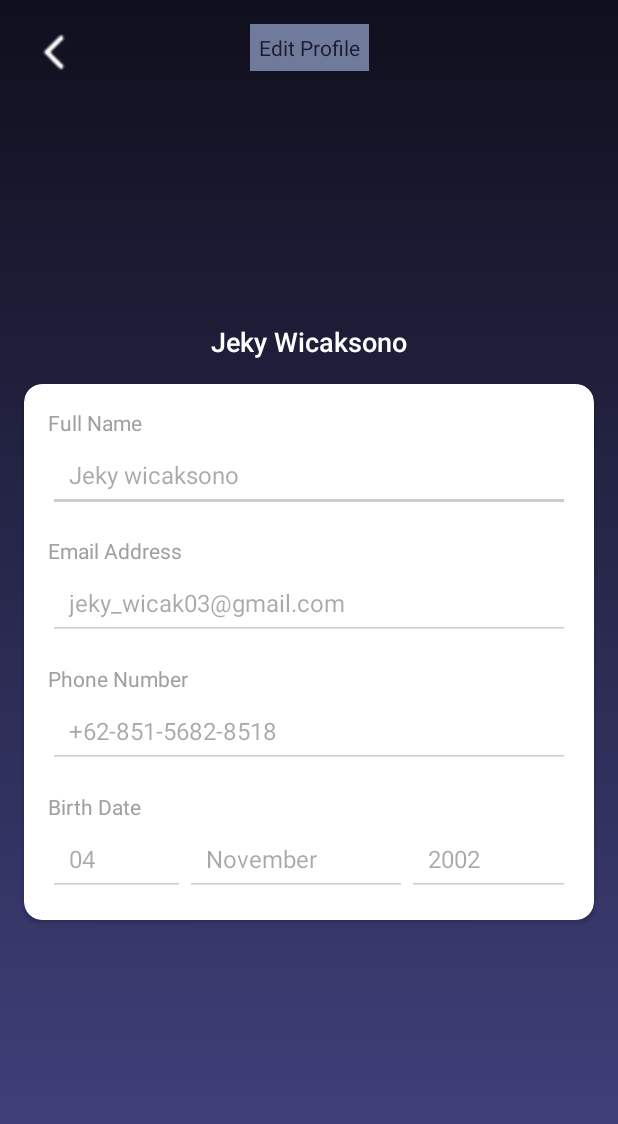
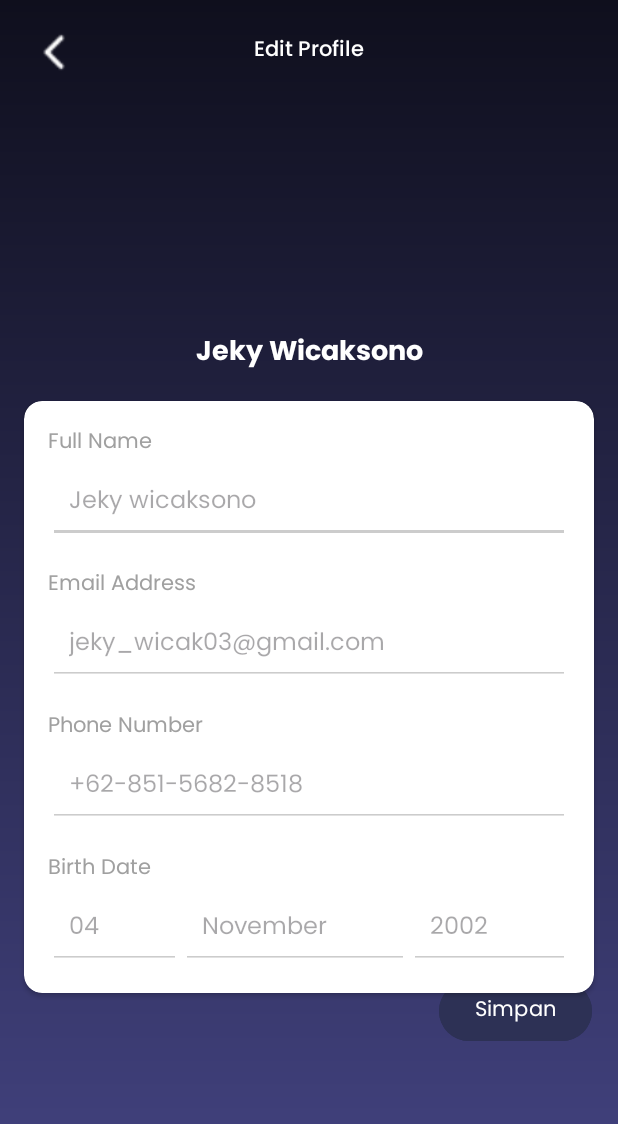
Before and after one commit to erianaerwt/vibeTune, an Android app: the layout edit_profile.xml on its own in the app's theme, with its tools: preview values and no code run, on a phone screen of 412 x 824 dp. Shown: the top 1124 px of the screen. Run offline under Robolectric (Android 15) with nearby library versions, the phone set to English and light mode, and no system bars.

Commit message:
edit profile

```diff
--- a/app/src/main/res/layout/edit_profile.xml
+++ b/app/src/main/res/layout/edit_profile.xml
@@ -23,10 +23,10 @@
         android:id="@+id/btn_edit_profile"
         android:layout_width="wrap_content"
         android:layout_height="wrap_content"
-        android:background="#D9818EB2"
         android:padding="6dp"
         android:text="Edit Profile"
-        android:textColor="#1C1B2F"
+        android:textColor="#FFFFFF"
+        android:fontFamily="@font/poppins_medium"
         app:layout_constraintTop_toTopOf="parent"
         app:layout_constraintEnd_toEndOf="parent"
         app:layout_constraintStart_toStartOf="parent"
@@ -54,7 +54,7 @@
         android:text="Jeky Wicaksono"
         android:textColor="#FFFFFF"
         android:textSize="18sp"
-        android:fontFamily="sans-serif-medium"
+        android:fontFamily="@font/poppins_bold"
         app:layout_constraintTop_toBottomOf="@id/profile_image"
         app:layout_constraintStart_toStartOf="parent"
         app:layout_constraintEnd_toEndOf="parent" />
@@ -82,7 +82,8 @@
                 android:layout_height="wrap_content"
                 android:text="Full Name"
                 android:textColor="#A0A0A0"
-                android:textSize="14sp" />
+                android:textSize="14sp"
+                android:fontFamily="@font/poppins_regular"/>
 
             <EditText
                 android:id="@+id/et_full_name"
@@ -92,8 +93,9 @@
                 android:padding="14dp"
                 android:hint="Jeky wicaksono"
                 android:inputType="textPersonName"
-                android:textColor="#FFFFFF"
-                android:textSize="16sp" />
+                android:textColor="@color/black"
+                android:textSize="16sp"
+                android:fontFamily="@font/poppins_regular"/>
 
             <!-- Email Address -->
             <TextView
@@ -102,7 +104,8 @@
                 android:layout_marginTop="16dp"
                 android:text="Email Address"
                 android:textColor="#A0A0A0"
-                android:textSize="14sp" />
+                android:textSize="14sp"
+                android:fontFamily="@font/poppins_regular"/>
 
             <EditText
                 android:id="@+id/et_email"
@@ -112,8 +115,9 @@
                 android:backgroundTint="#CCCCCC"
                 android:hint="jeky_wicak03@gmail.com"
                 android:inputType="textEmailAddress"
-                android:textColor="#FFFFFF"
-                android:textSize="16sp" />
+                android:textColor="@color/black"
+                android:textSize="16sp"
+                android:fontFamily="@font/poppins_regular"/>
 
             <!-- Phone Number -->
             <TextView
@@ -122,7 +126,8 @@
                 android:layout_marginTop="16dp"
                 android:text="Phone Number"
                 android:textColor="#A0A0A0"
-                android:textSize="14sp" />
+                android:textSize="14sp"
+                android:fontFamily="@font/poppins_regular"/>
 
             <EditText
                 android:id="@+id/et_phone"
@@ -132,8 +137,9 @@
                 android:backgroundTint="#CCCCCC"
                 android:hint="+62-851-5682-8518"
                 android:inputType="phone"
-                android:textColor="#FFFFFF"
-                android:textSize="16sp" />
+                android:textColor="@color/black"
+                android:textSize="16sp"
+                android:fontFamily="@font/poppins_regular"/>
 
             <!-- Birth Date -->
             <TextView
@@ -142,7 +148,8 @@
                 android:layout_marginTop="16dp"
                 android:text="Birth Date"
                 android:textColor="#A0A0A0"
-                android:textSize="14sp" />
+                android:textSize="14sp"
+                android:fontFamily="@font/poppins_regular"/>
 
             <LinearLayout
                 android:layout_width="match_parent"
@@ -158,8 +165,9 @@
                     android:backgroundTint="#CCCCCC"
                     android:hint="04"
                     android:inputType="number"
-                    android:textColor="#FFFFFF"
-                    android:textSize="16sp" />
+                    android:textColor="@color/black"
+                    android:textSize="16sp"
+                    android:fontFamily="@font/poppins_regular"/>
 
                 <EditText
                     android:id="@+id/et_birth_month"
@@ -170,8 +178,9 @@
                     android:backgroundTint="#CCCCCC"
                     android:hint="November"
                     android:inputType="text"
-                    android:textColor="#FFFFFF"
-                    android:textSize="16sp" />
+                    android:textColor="@color/black"
+                    android:textSize="16sp"
+                    android:fontFamily="@font/poppins_regular"/>
 
                 <EditText
                     android:id="@+id/et_birth_year"
@@ -182,8 +191,9 @@
                     android:backgroundTint="#CCCCCC"
                     android:hint="2002"
                     android:inputType="number"
-                    android:textColor="#FFFFFF"
-                    android:textSize="16sp" />
+                    android:textColor="@color/black"
+                    android:textSize="16sp"
+                    android:fontFamily="@font/poppins_regular"/>
 
             </LinearLayout>
 
@@ -191,4 +201,20 @@
 
     </androidx.cardview.widget.CardView>
 
+    <Button
+        android:id="@+id/playlists_tab"
+        android:layout_width="wrap_content"
+        android:layout_height="wrap_content"
+        android:backgroundTint="#2D3155"
+        android:fontFamily="@font/poppins_regular"
+        android:text="Simpan"
+        android:textColor="#FFFFFF"
+        app:layout_constraintBottom_toBottomOf="parent"
+        app:layout_constraintEnd_toEndOf="parent"
+        app:layout_constraintHorizontal_bias="0.944"
+        app:layout_constraintStart_toStartOf="parent"
+        app:layout_constraintTop_toTopOf="parent"
+        app:layout_constraintVertical_bias="0.838" />
+
+
 </androidx.constraintlayout.widget.ConstraintLayout>
```
